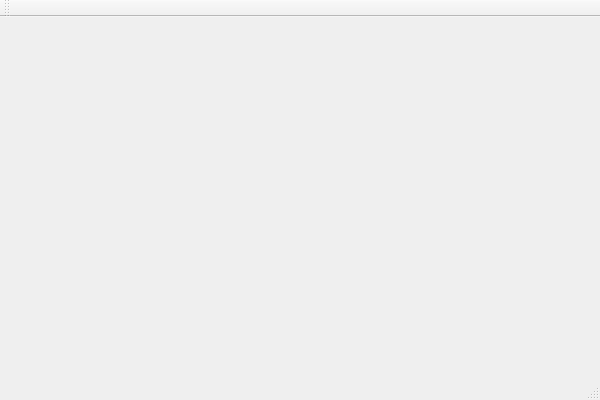
The window that Proiect_POO/Proiect_POO/MainWindow.ui (malariogaming/Proiect_POO) describes before a commit, drawn with Qt 5.
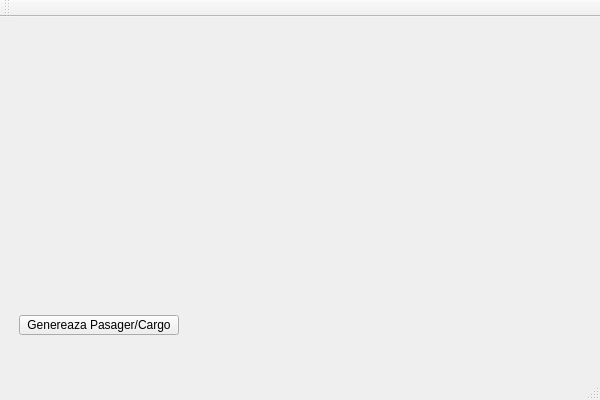
The same window after the commit. The open tabs and pages were chosen to show the change.

```diff
--- a/Proiect_POO/Proiect_POO/MainWindow.ui
+++ b/Proiect_POO/Proiect_POO/MainWindow.ui
@@ -125,7 +125,34 @@
         <height>321</height>
        </rect>
       </property>
-      <layout class="QVBoxLayout" name="layoutSimulare"/>
+      <layout class="QVBoxLayout" name="layoutSimulare">
+       <item>
+        <spacer name="verticalSpacer">
+         <property name="orientation">
+          <enum>Qt::Orientation::Vertical</enum>
+         </property>
+         <property name="sizeHint" stdset="0">
+          <size>
+           <width>20</width>
+           <height>40</height>
+          </size>
+         </property>
+        </spacer>
+       </item>
+       <item>
+        <widget class="QPushButton" name="btnDeschideDialog">
+         <property name="maximumSize">
+          <size>
+           <width>160</width>
+           <height>20</height>
+          </size>
+         </property>
+         <property name="text">
+          <string>Genereaza Pasager/Cargo</string>
+         </property>
+        </widget>
+       </item>
+      </layout>
      </widget>
     </widget>
    </widget>
```
Left out of the diff: 23 changed lines with no effect on the pictures.
